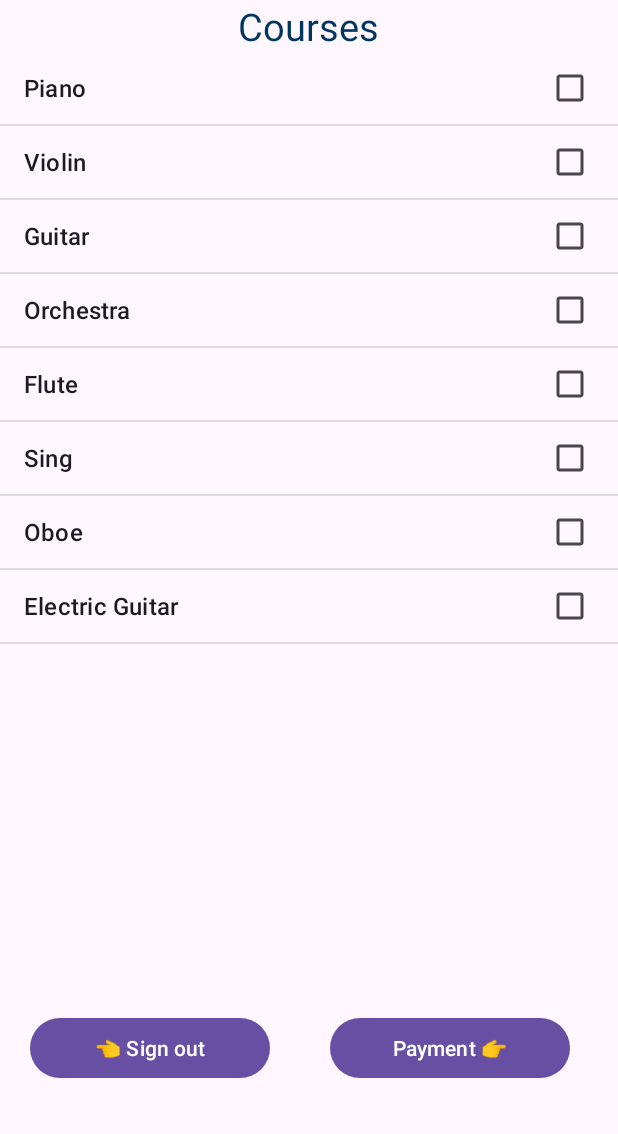
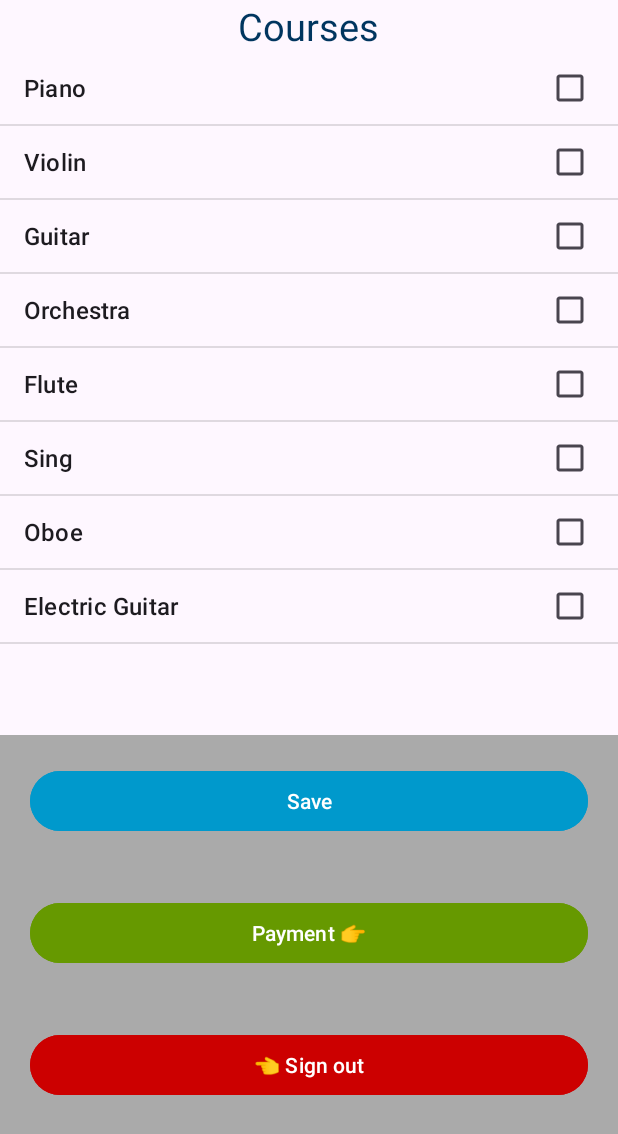
Before and after one commit to Matiaserodriguez/loginUsers3.2, an Android app: the LoggedIn screen opened directly, with no data from a screen before it, on a phone screen of 412 x 824 dp. Shown: the top 1134 px of the screen. Run offline under Robolectric (Android 15) with nearby library versions, the phone set to English and light mode, and no system bars; our stand-ins replace Firebase (no records; nobody signed in at launch, a user with empty details on screens opened directly).

```diff
--- a/app/src/main/java/com/example/userlogin/LoggedIn.kt
+++ b/app/src/main/java/com/example/userlogin/LoggedIn.kt
@@ -11,6 +11,11 @@ import android.widget.ArrayAdapter
 import android.widget.Button
 import android.widget.ListView
 import androidx.browser.customtabs.CustomTabsIntent
+import com.google.android.gms.auth.api.signin.GoogleSignIn
+import com.google.android.gms.auth.api.signin.GoogleSignInOptions
+import com.google.firebase.auth.FirebaseAuth
+import com.google.firebase.database.DatabaseReference
+import com.google.firebase.database.FirebaseDatabase
 
 class LoggedIn : AppCompatActivity(), View.OnClickListener {
 
@@ -18,6 +23,10 @@ class LoggedIn : AppCompatActivity(), View.OnClickListener {
     lateinit var adapter: ArrayAdapter<String>
     lateinit var btnSignOut : Button
     lateinit var btnPayment : Button
+    lateinit var btnSave : Button
+    lateinit var auth : FirebaseAuth
+    lateinit var firebaseDatabase : FirebaseDatabase
+    lateinit var collection: DatabaseReference
     var arrayCourses : Course = Course()
 
     override fun onCreate(savedInstanceState: Bundle?) {
@@ -26,6 +35,12 @@ class LoggedIn : AppCompatActivity(), View.OnClickListener {
 
         btnSignOut = findViewById(R.id.btn_sign_out)
         btnPayment = findViewById(R.id.btn_payment)
+        btnSave = findViewById(R.id.btn_save)
+
+        auth = FirebaseAuth.getInstance()
+
+        firebaseDatabase = FirebaseDatabase.getInstance()
+        collection = firebaseDatabase.getReference("courses")
 
         listViewCourses = findViewById(R.id.list_courses)
         adapter = ArrayAdapter<String>(
@@ -37,13 +52,20 @@ class LoggedIn : AppCompatActivity(), View.OnClickListener {
 
         btnSignOut.setOnClickListener(this)
         btnPayment.setOnClickListener(this)
+        btnSave.setOnClickListener(this)
+
     }
 
     override fun onClick(v: View?) {
         when(v?.id) {
             R.id.btn_sign_out -> {
+                this.signOut()
                 val intent = Intent(this, MainActivity::class.java)
                 startActivity(intent)
+            }
+            R.id.btn_save -> {
+                val userUid = auth.currentUser?.uid
+                createOrUpdate(userUid, collection, listViewCourses)
             }
             R.id.btn_payment -> {
                 val url = "https://www.mercadopago.com.ar"
@@ -53,4 +75,24 @@ class LoggedIn : AppCompatActivity(), View.OnClickListener {
             }
         }
     }
+
+    private fun createOrUpdate(
+        userUid: String?,
+        collection: DatabaseReference,
+        listViewCourses: ListView
+    ) {
+        val coursesId = collection.push().key
+        collection.child(coursesId ?: "").setValue(listViewCourses)
+    }
+
+    private fun signOut() {
+        val googleSignInClient =
+            GoogleSignIn.getClient(applicationContext, GoogleSignInOptions.DEFAULT_SIGN_IN)
+
+        auth.signOut()
+        googleSignInClient.revokeAccess()
+
+        startActivity(Intent(this, MainActivity::class.java))
+        finish()
+    }
 }
--- a/app/src/main/res/layout/activity_logged_in.xml
+++ b/app/src/main/res/layout/activity_logged_in.xml
@@ -20,27 +20,38 @@
     <ListView
         android:id="@+id/list_courses"
         android:layout_width="match_parent"
-        android:layout_height="620dp"
+        android:layout_height="455dp"
         android:choiceMode="multipleChoice" />
 
     <LinearLayout
         android:layout_width="match_parent"
-        android:layout_height="wrap_content"
-        android:orientation="horizontal"
-        >
+        android:layout_height="386dp"
+        android:background="@android:color/darker_gray"
+        android:orientation="vertical">
+
+        <Button
+            android:id="@+id/btn_save"
+            android:layout_width="match_parent"
+            android:layout_height="wrap_content"
+            android:layout_margin="20dp"
+            android:backgroundTint="@android:color/holo_blue_dark"
+            android:text="Save" />
+
+        <Button
+            android:id="@+id/btn_payment"
+            android:layout_width="match_parent"
+            android:layout_height="wrap_content"
+            android:layout_margin="20dp"
+            android:backgroundTint="@android:color/holo_green_dark"
+            android:text="Payment 👉" />
 
         <Button
             android:id="@+id/btn_sign_out"
-            android:layout_width="160dp"
+            android:layout_width="match_parent"
             android:layout_height="wrap_content"
             android:layout_margin="20dp"
+            android:backgroundTint="@android:color/holo_red_dark"
             android:text="👈 Sign out" />
 
-        <Button
-            android:id="@+id/btn_payment"
-            android:layout_width="160dp"
-            android:layout_height="wrap_content"
-            android:layout_margin="20dp"
-            android:text="Payment 👉" />
     </LinearLayout>
 </LinearLayout>
--- a/app/src/main/res/values/strings.xml
+++ b/app/src/main/res/values/strings.xml
@@ -1,4 +1,5 @@
 <resources>
     <string name="app_name">UserLogin</string>
+    <string name="default_web_client_id">539953591475-359qme51b4bl8igq3eh0h03tes3ruhne.apps.googleusercontent.com</string>
     <string name="done" />
 </resources>
--- a/build.gradle.kts
+++ b/build.gradle.kts
@@ -1,5 +1,11 @@
+buildscript {
+    dependencies {
+        classpath("com.google.gms:google-services:4.4.1")
+    }
+}
 // Top-level build file where you can add configuration options common to all sub-projects/modules.
 plugins {
     id("com.android.application") version "8.2.2" apply false
     id("org.jetbrains.kotlin.android") version "1.9.22" apply false
+    id("com.google.gms.google-services") version "4.4.1" apply false
 }
```
Also changed, not shown: app/build.gradle.kts (+9 -0 lines), app/src/main/java/com/example/userlogin/MainActivity.kt (+68 -0 lines), app/src/main/res/layout/activity_main.xml (+9 -0 lines), app/src/main/res/drawable/googlelogo.png (added), 2 other files.
